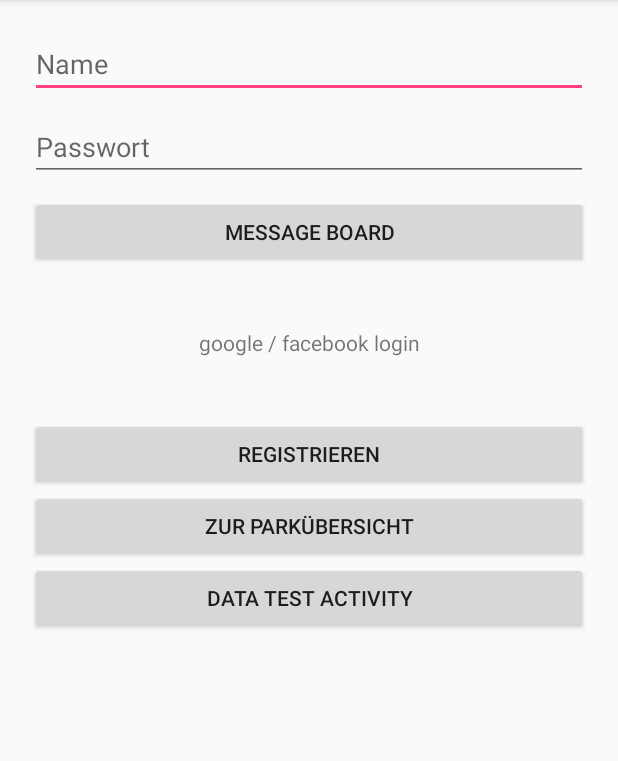
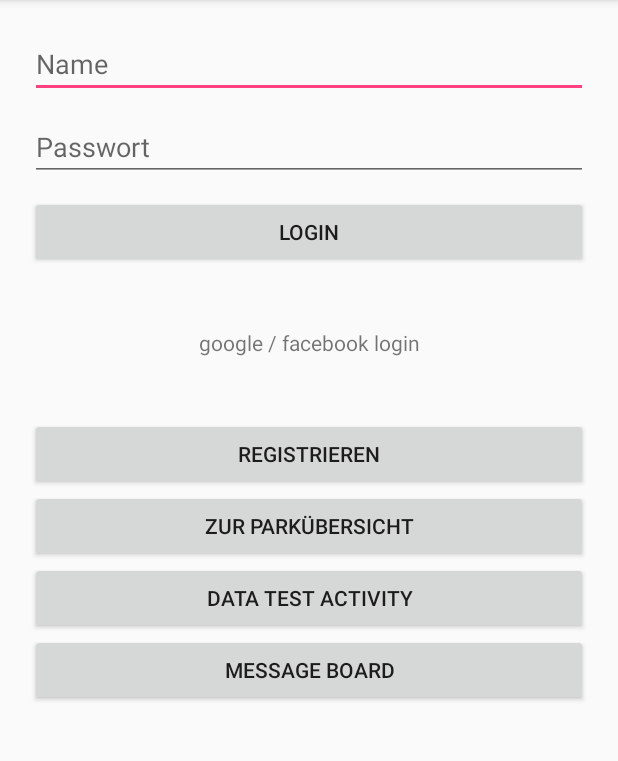
Before and after one commit to lb28/Coaster2Go, an Android app: the screen it shows after launch (MainActivity), on a phone screen of 412 x 824 dp, the part 84-845 px from its top. Run offline under Robolectric (Android 15) with nearby library versions, the phone set to English and light mode, and no system bars; libraries missing offline, so code that uses them is left out: com.microsoft.windowsazure; 1 statement that could not run was skipped.

```diff
--- a/app/src/main/res/layout/activity_main.xml
+++ b/app/src/main/res/layout/activity_main.xml
@@ -34,13 +34,12 @@
         />
 
     <Button
-        android:id="@+id/button2"
+        android:id="@+id/loginButton"
         android:layout_width="match_parent"
         android:layout_height="wrap_content"
-        android:elevation="0dp"
-        android:text="Message Board"
+        android:text="Login"
         android:layout_marginTop="10dp"
-        android:onClick="goToMessageActivity"
+        android:onClick="verifyLogin"
         />
 
     <TextView
@@ -59,6 +58,7 @@
         android:layout_height="wrap_content"
         android:text="Registrieren"
         android:layout_marginTop="20dp"
+        android:onClick="goToRegisterActivity"
         />
 
     <Button
@@ -74,5 +74,12 @@
         android:text="Data Test Activity"
         android:onClick="clickTestButton"/>
 
+    <Button
+        android:id="@+id/button2"
+        android:layout_width="match_parent"
+        android:layout_height="wrap_content"
+        android:text="Message Board"
+        android:onClick="goToMessageActivity"
+        />
 
 </LinearLayout>
--- a/build.gradle
+++ b/build.gradle
@@ -16,6 +16,7 @@ buildscript {
 allprojects {
     repositories {
         jcenter()
+        maven { url 'https://maven.fabric.io/public' }
     }
 }
 
```
Also changed, not shown: app/build.gradle (+9 -6 lines), app/src/main/java/de/uulm/dbis/coaster2go/MainActivity.java (+8 -0 lines), app/src/main/java/de/uulm/dbis/coaster2go/MessageActivity.java (+13 -4 lines), app/src/main/res/layout/activity_message.xml (+6 -8 lines).
